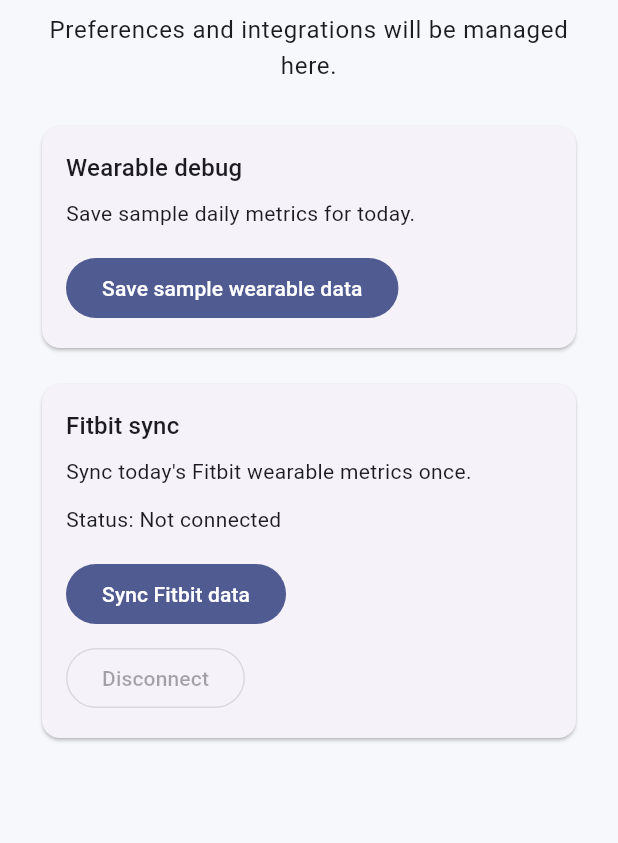
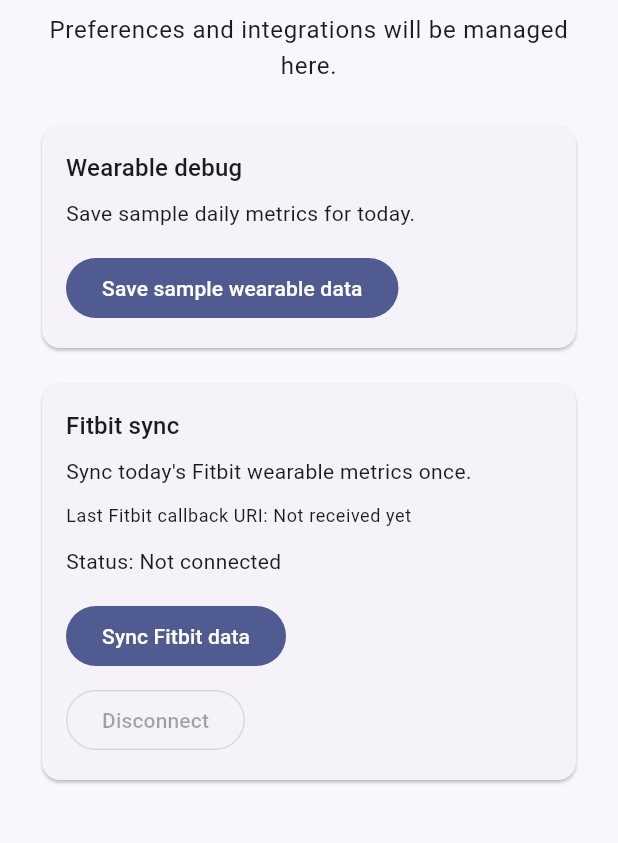
Before and after one commit to EriMidorikawa/mood_tracker, a Flutter app: the screen it shows after launch, after a tap on "Open Settings", on a phone screen of 412 x 824 dp, the part 294-1137 px from its top. Run offline on Flutter 3.47's test engine with Material 3 defaults, Android fonts, the phone set to English and light mode, and no system bars; our stand-ins replace app_links, shared_preferences.

Commit message:
Set up Fitbit deep link callback scaffold

```diff
--- a/lib/features/settings/settings_page.dart
+++ b/lib/features/settings/settings_page.dart
@@ -1,8 +1,10 @@
 import 'package:flutter/material.dart';
 import 'package:mood_tracker/features/wearables/data/fitbit_api_client.dart';
+import 'package:mood_tracker/features/wearables/data/fitbit_callback_debug_store.dart';
 import 'package:mood_tracker/features/wearables/data/fitbit_source_adapter.dart';
 import 'package:mood_tracker/features/wearables/data/local_wearable_repository.dart';
 import 'package:mood_tracker/features/wearables/models/daily_wearable_metric.dart';
+import 'package:mood_tracker/features/wearables/models/fitbit_callback_debug.dart';
 import 'package:mood_tracker/features/wearables/models/wearable_connection.dart';
 import 'package:mood_tracker/features/wearables/models/wearable_metric_type.dart';
 import 'package:mood_tracker/features/wearables/models/wearable_provider.dart';
@@ -100,6 +102,42 @@
                   Text(
                     'Sync today\'s Fitbit wearable metrics once.',
                     style: Theme.of(context).textTheme.bodyMedium,
+                  ),
+                  const SizedBox(height: 12),
+                  ValueListenableBuilder<FitbitCallbackDebug?>(
+                    valueListenable: fitbitCallbackDebugStore.lastCallback,
+                    builder: (context, callback, _) {
+                      if (callback == null) {
+                        return Text(
+                          'Last Fitbit callback URI: Not received yet',
+                          style: Theme.of(context).textTheme.bodySmall,
+                        );
+                      }
+
+                      return Column(
+                        crossAxisAlignment: CrossAxisAlignment.start,
+                        children: [
+                          Text(
+                            'Last Fitbit callback URI: ${callback.uri}',
+                            style: Theme.of(context).textTheme.bodySmall,
+                          ),
+                          if (callback.code != null) ...[
+                            const SizedBox(height: 4),
+                            Text(
+                              'code: ${callback.code}',
+                              style: Theme.of(context).textTheme.bodySmall,
+                            ),
+                          ],
+                          if (callback.state != null) ...[
+                            const SizedBox(height: 4),
+                            Text(
+                              'state: ${callback.state}',
+                              style: Theme.of(context).textTheme.bodySmall,
+                            ),
+                          ],
+                        ],
+                      );
+                    },
                   ),
                   const SizedBox(height: 12),
                   Text(
--- /dev/null
+++ b/lib/features/wearables/data/fitbit_callback_debug_store.dart
@@ -0,0 +1,16 @@
+import 'package:flutter/foundation.dart';
+import 'package:mood_tracker/features/wearables/models/fitbit_callback_debug.dart';
+
+class FitbitCallbackDebugStore {
+  final ValueNotifier<FitbitCallbackDebug?> lastCallback = ValueNotifier(null);
+
+  void updateFromUri(Uri uri) {
+    lastCallback.value = FitbitCallbackDebug(
+      uri: uri,
+      code: uri.queryParameters['code'],
+      state: uri.queryParameters['state'],
+    );
+  }
+}
+
+final fitbitCallbackDebugStore = FitbitCallbackDebugStore();
--- /dev/null
+++ b/lib/features/wearables/data/fitbit_callback_link_service.dart
@@ -0,0 +1,34 @@
+import 'dart:async';
+
+import 'package:app_links/app_links.dart';
+import 'package:mood_tracker/features/wearables/data/fitbit_callback_debug_store.dart';
+
+class FitbitCallbackLinkService {
+  FitbitCallbackLinkService({AppLinks? appLinks})
+      : _appLinks = appLinks ?? AppLinks();
+
+  final AppLinks _appLinks;
+  StreamSubscription<Uri>? _subscription;
+
+  Future<void> start() async {
+    final initialUri = await _appLinks.getInitialLink();
+    if (initialUri != null) {
+      _handleUri(initialUri);
+    }
+
+    _subscription ??= _appLinks.uriLinkStream.listen(_handleUri);
+  }
+
+  Future<void> dispose() async {
+    await _subscription?.cancel();
+    _subscription = null;
+  }
+
+  void _handleUri(Uri uri) {
+    if (uri.scheme != 'moodtracker' || uri.host != 'fitbit-callback') {
+      return;
+    }
+
+    fitbitCallbackDebugStore.updateFromUri(uri);
+  }
+}
--- /dev/null
+++ b/lib/features/wearables/models/fitbit_callback_debug.dart
@@ -0,0 +1,11 @@
+class FitbitCallbackDebug {
+  const FitbitCallbackDebug({
+    required this.uri,
+    this.code,
+    this.state,
+  });
+
+  final Uri uri;
+  final String? code;
+  final String? state;
+}
--- a/pubspec.yaml
+++ b/pubspec.yaml
@@ -34,6 +34,7 @@
   # The following adds the Cupertino Icons font to your application.
   # Use with the CupertinoIcons class for iOS style icons.
   cupertino_icons: ^1.0.8
+  app_links: ^6.4.1
   shared_preferences: ^2.5.3
 
 dev_dependencies:
```
Also changed, not shown: lib/app/app.dart (+9 -0 lines), pubspec.lock, 7 other files.
